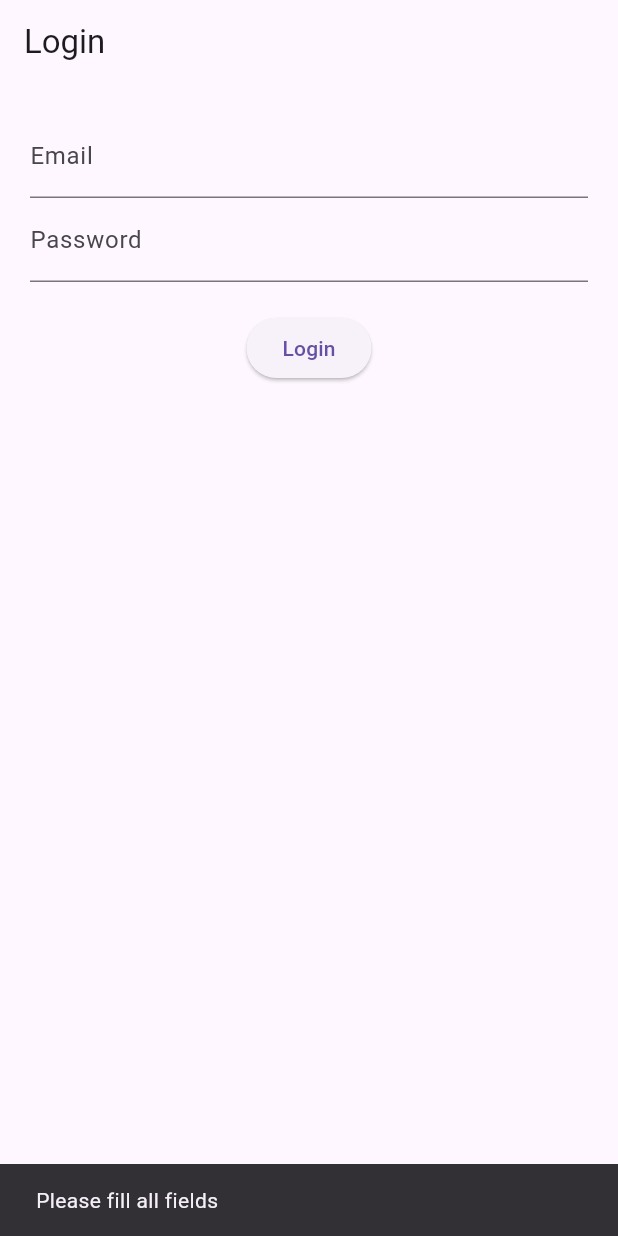
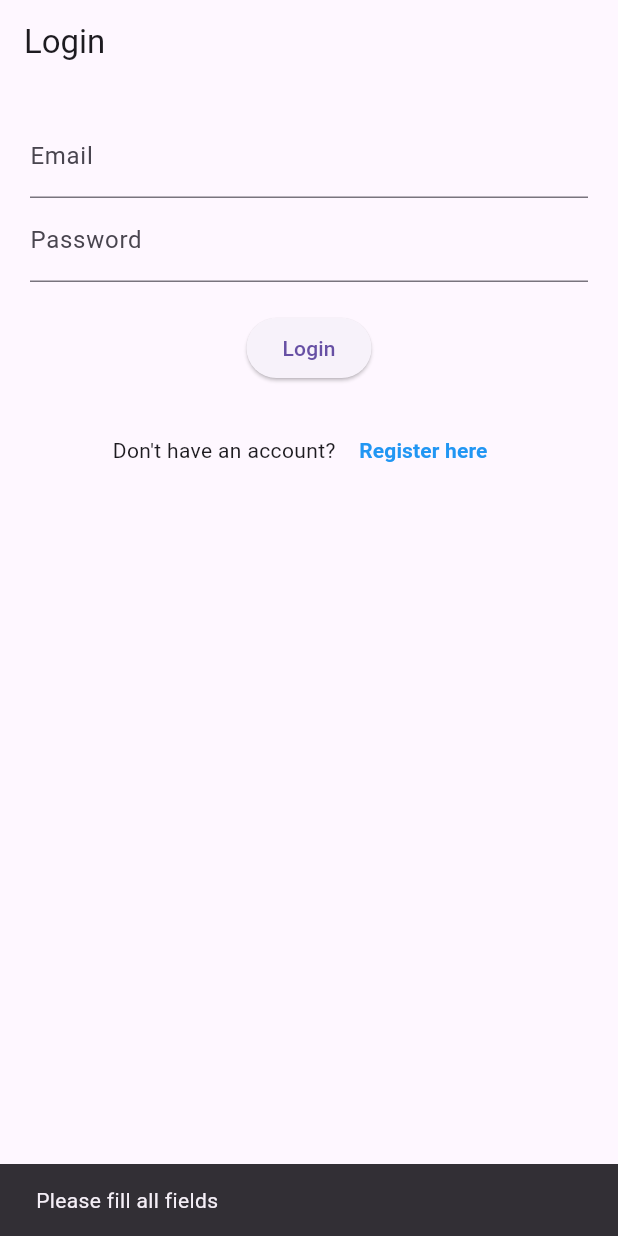
Before and after one commit to rahul05-code/bus_attendance_final, a Flutter app: the screen it shows after launch, after a tap on "Login", on a phone screen of 412 x 824 dp. Run offline on Flutter 3.47's test engine with Material 3 defaults, Android fonts, the phone set to English and light mode, and no system bars; our stand-ins replace cloud_firestore, firebase_auth, firebase_core, shared_preferences; missing offline and left inert: mobile_scanner; accounts and stored records are empty.

Commit message:
error solving

```diff
--- a/lib/login_page.dart
+++ b/lib/login_page.dart
@@ -1,4 +1,6 @@
 import 'package:bus_attendance_app/admin_page.dart';
+import 'package:bus_attendance_app/register_page.dart';
+import 'package:bus_attendance_app/home_page.dart';
 import 'package:flutter/material.dart';
 import 'package:firebase_auth/firebase_auth.dart';
 import 'package:cloud_firestore/cloud_firestore.dart';
@@ -60,10 +62,7 @@ class LoginPage extends StatelessWidget {
       Navigator.pushReplacement(
         context,
         MaterialPageRoute(
-          builder: (_) => Scaffold(
-            appBar: AppBar(title: Text("Admin")),
-            body: Center(child: Text("Admin Login Successful")),
-          ),
+          builder: (_) => HomePage(),
         ),
       );
     } catch (e) {
@@ -93,6 +92,28 @@ class LoginPage extends StatelessWidget {
               onPressed: () => login(context),
               child: Text("Login"),
             ),
+            SizedBox(height: 20),
+            Row(
+              mainAxisAlignment: MainAxisAlignment.center,
+              children: [
+                Text("Don't have an account? "),
+                TextButton(
+                  onPressed: () {
+                    Navigator.push(
+                      context,
+                      MaterialPageRoute(builder: (_) => RegisterPage()),
+                    );
+                  },
+                  child: Text(
+                    "Register here",
+                    style: TextStyle(
+                      fontWeight: FontWeight.bold,
+                      color: Colors.blue,
+                    ),
+                  ),
+                ),
+              ],
+            ),
           ],
         ),
       ),
--- a/lib/main.dart
+++ b/lib/main.dart
@@ -1,23 +1,54 @@
 import 'package:firebase_core/firebase_core.dart';
 import 'package:flutter/material.dart';
 import 'login_page.dart';
+import 'package:firebase_auth/firebase_auth.dart';
+import 'home_page.dart';
 
 Future<void> main() async {
   WidgetsFlutterBinding.ensureInitialized();
 
   await Firebase.initializeApp();
 
-  // Firebase.initializeApp(
-  //     options: FirebaseOptions(
-  //         apiKey: "AIzaSyA8fzfImo8PgTyup_NI-gkwLuPIKD_NdEk",
-  //         authDomain: "bus-system-641e0.firebaseapp.com",
-  //         projectId: "bus-system-641e0",
-  //         storageBucket: "bus-system-641e0.firebasestorage.app",
-  //         messagingSenderId: "702515887588",
-  //         appId: "1:702515887588:web:fc42a25a7e9634001e1bf1"));
-  runApp(MaterialApp(
-    home: LoginPage(),
-    debugShowCheckedModeBanner: false,
-    //home: AdminPage(),
-  ));
+  runApp(MyApp());
 }
+
+class MyApp extends StatelessWidget {
+  @override
+  Widget build(BuildContext context) {
+    return MaterialApp(
+      title: 'Bus Attendance App',
+      theme: ThemeData(
+        primarySwatch: Colors.blue,
+        visualDensity: VisualDensity.adaptivePlatformDensity,
+      ),
+      home: AuthWrapper(),
+      debugShowCheckedModeBanner: false,
+    );
+  }
+}
+
+class AuthWrapper extends StatelessWidget {
+  @override
+  Widget build(BuildContext context) {
+    return StreamBuilder<User?>(
+      stream: FirebaseAuth.instance.authStateChanges(),
+      builder: (context, snapshot) {
+        if (snapshot.connectionState == ConnectionState.waiting) {
+          return Scaffold(
+            body: Center(
+              child: CircularProgressIndicator(),
+            ),
+          );
+        }
+
+        if (snapshot.hasData) {
+          // User is logged in
+          return HomePage();
+        } else {
+          // User is not logged in
+          return LoginPage();
+        }
+      },
+    );
+  }
+}
```
